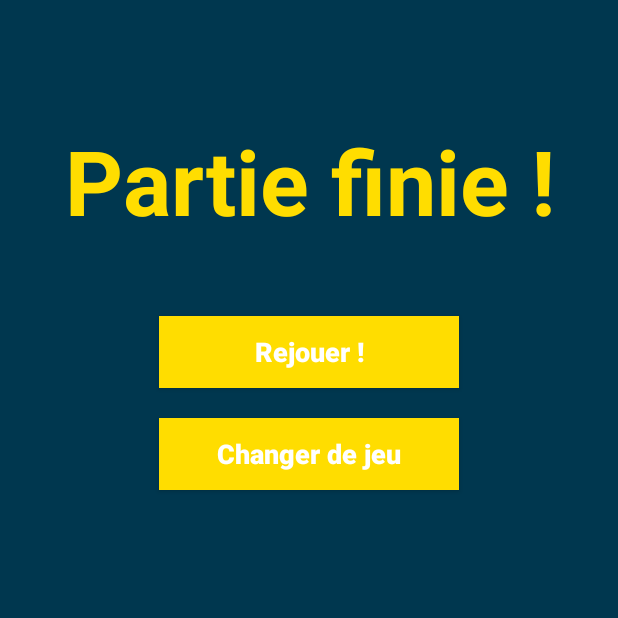
After one commit to projetpromob/toucan, an Android app: the GameOverActivityMorpion screen opened directly, with no data from a screen before it, on a phone screen of 412 x 824 dp, the top half of it. The commit adds this screen. Run offline under Robolectric (Android 15) with nearby library versions, the phone set to English and light mode, and no system bars; 1 statement that could not run was skipped.

Commit message:
page fin Morpion

```diff
--- a/app/src/main/AndroidManifest.xml
+++ b/app/src/main/AndroidManifest.xml
@@ -1,6 +1,6 @@
 <?xml version="1.0" encoding="utf-8"?>
 <manifest xmlns:android="http://schemas.android.com/apk/res/android"
-    package="promob.gospace" >
+    package="promob.gospace">
 
     <application
         android:allowBackup="true"
@@ -8,7 +8,7 @@
         android:label="@string/app_name"
         android:roundIcon="@mipmap/ic_launcher_round"
         android:supportsRtl="true"
-        android:theme="@style/AppTheme" >
+        android:theme="@style/AppTheme">
         <activity android:name=".MainActivity">
             <intent-filter>
                 <action android:name="android.intent.action.MAIN" />
@@ -23,10 +23,11 @@
         <activity android:name=".ChoixJoueurSolo" />
         <activity android:name=".ScoreActivity" />
         <activity android:name=".Accelerometer.Main_Activity_Accelerometer" />
-        <activity android:name=".Accelerometer.GameOverActivity_Acce"/>
+        <activity android:name=".Accelerometer.GameOverActivity_Acce" />
         <activity android:name=".QCM.GameActivity" />
         <activity android:name=".QCM.GameActivity2" />
-        <activity android:name=".Accelerometer.PageDebAccelerometer"></activity>
+        <activity android:name=".Accelerometer.PageDebAccelerometer" />
+        <activity android:name=".GameOverActivityMorpion"></activity>
     </application>
 
 </manifest>
--- /dev/null
+++ b/app/src/main/java/promob/gospace/GameOverActivityMorpion.java
@@ -0,0 +1,60 @@
+package promob.gospace;
+
+import android.content.Intent;
+import android.support.v7.app.AppCompatActivity;
+import android.os.Bundle;
+import android.view.View;
+import android.widget.Button;
+import android.widget.TextView;
+
+import promob.gospace.ChoixJoueurSolo;
+import promob.gospace.Morpion;
+import promob.gospace.R;
+
+public class GameOverActivityMorpion extends AppCompatActivity {
+
+
+    private Button Rejouer;
+    private TextView DisplayScore;
+    private String gagnant;
+    private Button Change;
+
+
+    @Override
+    protected void onCreate(Bundle savedInstanceState) {
+        super.onCreate(savedInstanceState);
+        setContentView(R.layout.activity_game_over_morpion);
+
+        gagnant = getIntent().getExtras().get("gagnant").toString();
+
+        Rejouer = (Button) findViewById(R.id.rejouer_btn);
+        Change = (Button) findViewById(R.id.changer_btn);
+        DisplayScore = (TextView) findViewById(R.id.displayScore);
+
+        Rejouer.setOnClickListener(new View.OnClickListener() {
+            @Override
+            public void onClick(View v)
+            {
+                Intent mainIntent = new Intent(GameOverActivityMorpion.this , Morpion.class);
+                startActivity(mainIntent);
+
+            }
+        });
+
+        Change.setOnClickListener(new View.OnClickListener() {
+            @Override
+            public void onClick(View v)
+            {
+                Intent mainIntent = new Intent(GameOverActivityMorpion.this , ChoixJoueurSolo.class);
+                startActivity(mainIntent);
+
+            }
+        });
+
+
+
+        //Affichage du gagant
+        DisplayScore.setText(gagnant);
+
+    }
+}
--- a/app/src/main/java/promob/gospace/Morpion.java
+++ b/app/src/main/java/promob/gospace/Morpion.java
@@ -1,6 +1,7 @@
 package promob.gospace;
 
 import android.content.DialogInterface;
+import android.content.Intent;
 import android.graphics.drawable.Drawable;
 import android.support.v4.content.ContextCompat;
 import android.support.v7.app.AlertDialog;
@@ -11,6 +12,8 @@ import android.widget.Button;
 import android.widget.TextView;
 
 import java.util.ArrayList;
+
+import promob.gospace.Jeu_touch.GameOverActivity;
 
 public class Morpion extends AppCompatActivity implements View.OnClickListener {
 
@@ -185,13 +188,19 @@ public class Morpion extends AppCompatActivity implements View.OnClickListener {
 
         String strToDisplay = "";
         if (res == 1)
-            strToDisplay = "Les X ont gagnées !";
+            strToDisplay = "Les X ont gagnés !";
         if (res == 2)
             strToDisplay = "Les O ont gagnés !";
         if (res == 3)
             strToDisplay = "Egalité !";
 
-        AlertDialog.Builder alertDialog = new AlertDialog.Builder(this);
+
+        Intent gameOverIntent = new Intent(this , GameOverActivityMorpion.class);
+        gameOverIntent.addFlags(Intent.FLAG_ACTIVITY_NEW_TASK | Intent.FLAG_ACTIVITY_CLEAR_TASK);
+        gameOverIntent.putExtra("gagnant", strToDisplay);
+        startActivity(gameOverIntent);
+
+        /*AlertDialog.Builder alertDialog = new AlertDialog.Builder(this);
         alertDialog.setTitle("Fin de la partie");
         alertDialog.setMessage(strToDisplay);
 
@@ -202,11 +211,12 @@ public class Morpion extends AppCompatActivity implements View.OnClickListener {
             }
         });
         alertDialog.setCancelable(false);
-        alertDialog.show();
+        alertDialog.show();*/
+
 
     }
 
-    private void resetGame(){
+    /*private void resetGame(){
 
         for (int col = 0; col <= 2; col++) {
             for (int line = 0; line <= 2; line++) {
@@ -218,4 +228,5 @@ public class Morpion extends AppCompatActivity implements View.OnClickListener {
             bt.setBackgroundDrawable(null);
         }
     }
+    */
 }
--- a/app/src/main/res/layout/activity_game_over.xml
+++ b/app/src/main/res/layout/activity_game_over.xml
@@ -26,6 +26,7 @@
         android:layout_width="200dp"
         android:layout_height="wrap_content"
         android:layout_below="@id/gameOver"
+        android:layout_marginTop="50dp"
         android:layout_centerHorizontal="true"
         android:background="#FFDD00"
         android:padding="10dp"
--- a/app/src/main/res/layout/activity_game_over__acce.xml
+++ b/app/src/main/res/layout/activity_game_over__acce.xml
@@ -26,6 +26,7 @@
         android:layout_width="200dp"
         android:layout_height="wrap_content"
         android:layout_below="@id/gameOver"
+        android:layout_marginTop="50dp"
         android:layout_centerHorizontal="true"
         android:background="#FFDD00"
         android:padding="10dp"
--- /dev/null
+++ b/app/src/main/res/layout/activity_game_over_morpion.xml
@@ -0,0 +1,67 @@
+<?xml version="1.0" encoding="utf-8"?>
+<RelativeLayout xmlns:android="http://schemas.android.com/apk/res/android"
+    xmlns:app="http://schemas.android.com/apk/res-auto"
+    xmlns:tools="http://schemas.android.com/tools"
+    android:layout_width="match_parent"
+    android:layout_height="match_parent"
+    android:background="#00374F"
+    tools:context="promob.gospace.GameOverActivityMorpion">
+
+    <TextView
+        android:id="@+id/gameOver"
+        android:layout_width="match_parent"
+        android:layout_height="wrap_content"
+        android:layout_alignParentStart="true"
+        android:layout_alignParentLeft="true"
+        android:layout_alignParentTop="true"
+        android:layout_marginTop="80dp"
+        android:text="Partie finie !"
+        android:textAlignment="center"
+        android:textColor="#FFDD00"
+        android:textSize="60dp"
+        android:textStyle="bold" />
+
+    <Button
+        android:id="@+id/rejouer_btn"
+        android:layout_width="200dp"
+        android:layout_height="wrap_content"
+        android:layout_below="@id/gameOver"
+        android:layout_marginTop="50dp"
+        android:layout_centerHorizontal="true"
+        android:background="#FFDD00"
+        android:padding="10dp"
+        android:text="Rejouer !"
+        android:textAllCaps="false"
+        android:textColor="@android:color/background_light"
+        android:textSize="18sp"
+        android:textStyle="bold" />
+
+    <Button
+        android:id="@+id/changer_btn"
+        android:layout_width="200dp"
+        android:layout_height="wrap_content"
+        android:layout_below="@id/rejouer_btn"
+        android:layout_marginTop="20dp"
+        android:layout_centerHorizontal="true"
+        android:background="#FFDD00"
+        android:padding="10dp"
+        android:text="Changer de jeu"
+        android:textAllCaps="false"
+        android:textColor="@android:color/background_light"
+        android:textSize="18sp"
+        android:textStyle="bold" />
+
+    <TextView
+        android:id="@+id/displayScore"
+        android:layout_width="wrap_content"
+        android:layout_height="wrap_content"
+        android:layout_centerHorizontal="true"
+        android:text="TextView"
+        android:layout_below="@+id/changer_btn"
+        android:layout_marginTop="50dp"
+        android:textAlignment="center"
+        android:textColor="#FFDD00"
+        android:textSize="25sp"
+        android:textStyle="bold" />
+
+</RelativeLayout>
```
Also changed, not shown: 1 other file.
